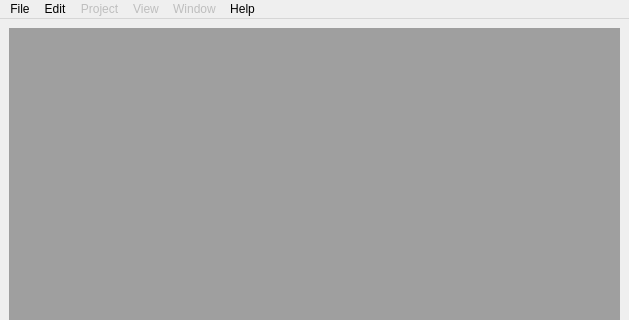
The window that ui/MainWindow.ui (ruimaciel/femp) describes before a commit, drawn with Qt 5; both pictures show x 0 to 629 and y 0 to 320 of the 629 by 544 pixel window.
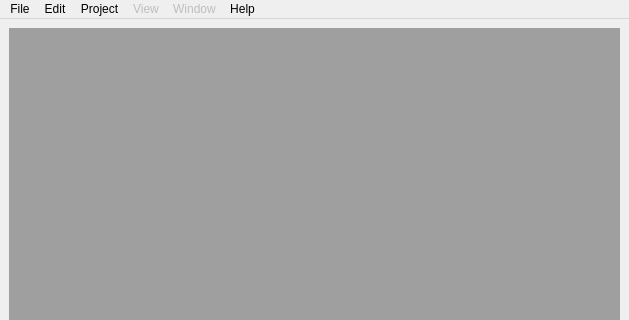
The same window after the commit.

The edit to the form file:
```diff
--- a/ui/MainWindow.ui
+++ b/ui/MainWindow.ui
@@ -27,7 +27,7 @@
      <x>0</x>
      <y>0</y>
      <width>629</width>
-     <height>21</height>
+     <height>20</height>
     </rect>
    </property>
    <widget class="QMenu" name="menuFile">
@@ -88,7 +88,7 @@
    </widget>
    <widget class="QMenu" name="menuProject">
     <property name="enabled">
-     <bool>false</bool>
+     <bool>true</bool>
     </property>
     <property name="title">
      <string>Project</string>
```
Left out of the diff: 2 changed lines with no effect on the pictures.
